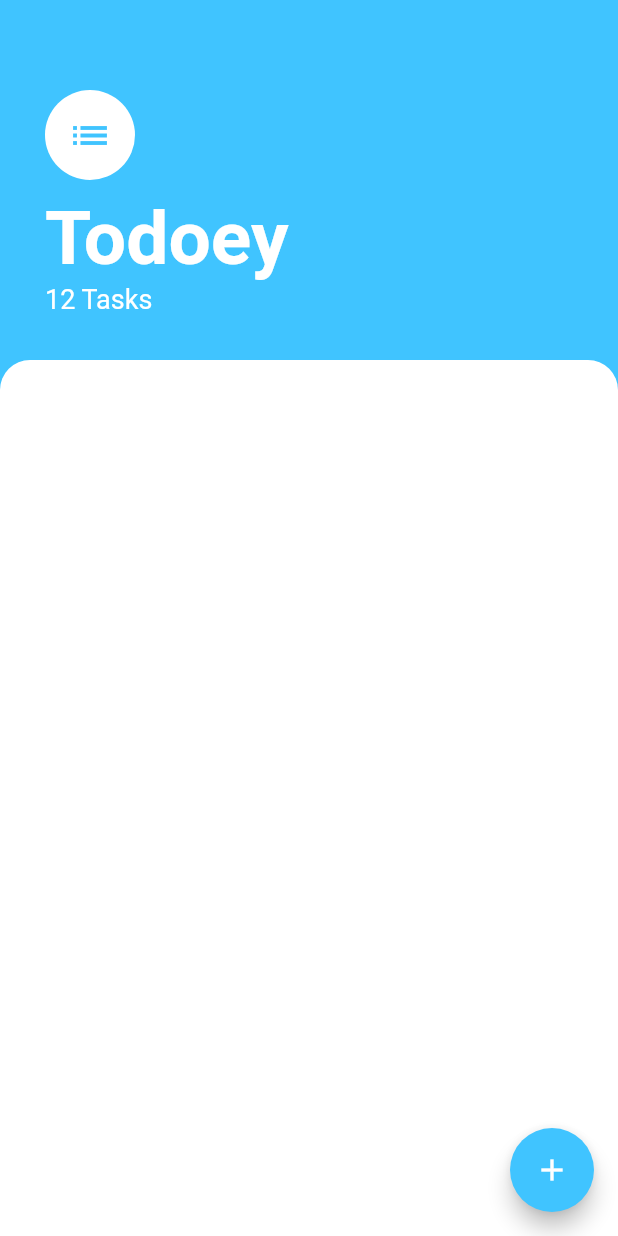
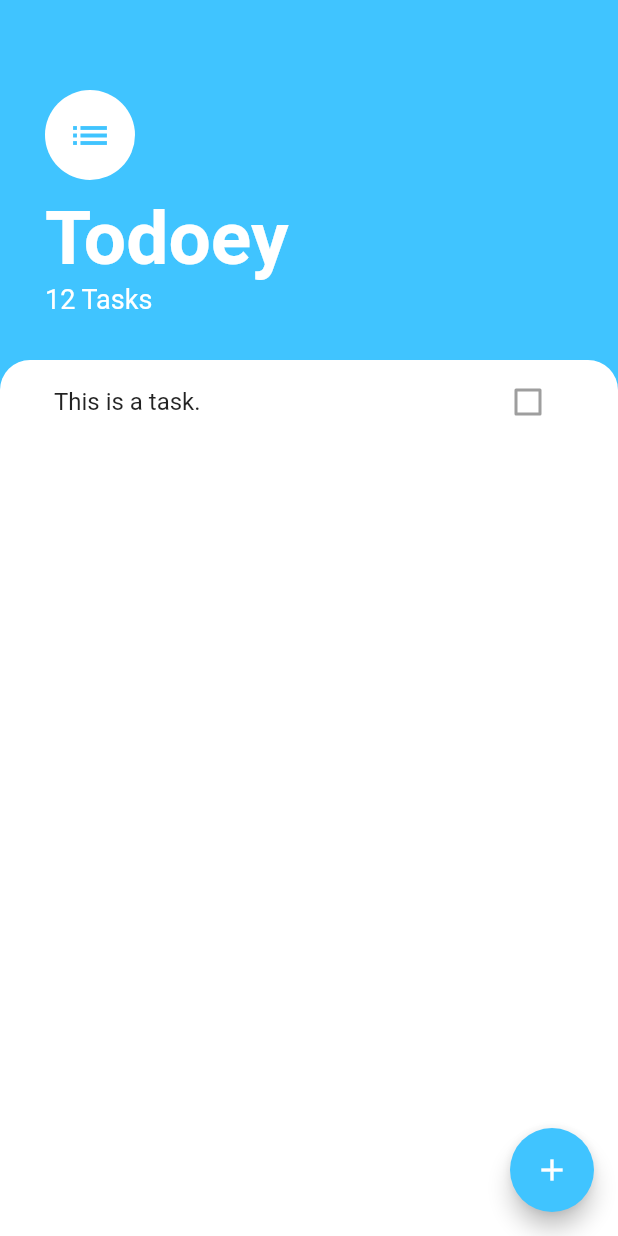
Before and after one commit to Ayushd70/todoey, a Flutter app: the screen it shows after launch, on a phone screen of 412 x 824 dp. Run offline on Flutter 3.47's test engine with Material 2 defaults, Android fonts, the phone set to English and light mode, and no system bars.

Commit message:
todoey: implement ListView
Signed-off-by: Ayush Dubey <ayushdubey70@gmail.com>

```diff
--- a/lib/screens/tasks.dart
+++ b/lib/screens/tasks.dart
@@ -51,12 +51,23 @@ class TasksScreen extends StatelessWidget {
           ),
           Expanded(
             child: Container(
+              padding: EdgeInsets.symmetric(horizontal: 20.0),
               decoration: BoxDecoration(
                 color: Colors.white,
                 borderRadius: BorderRadius.only(
                   topLeft: Radius.circular(20.0),
                   topRight: Radius.circular(20.0),
                 ),
+              ),
+              child: ListView(
+                children: [
+                  ListTile(
+                    title: Text('This is a task.'),
+                    trailing: Checkbox(
+                      value: false,
+                    ),
+                  ),
+                ],
               ),
             ),
           ),
```
